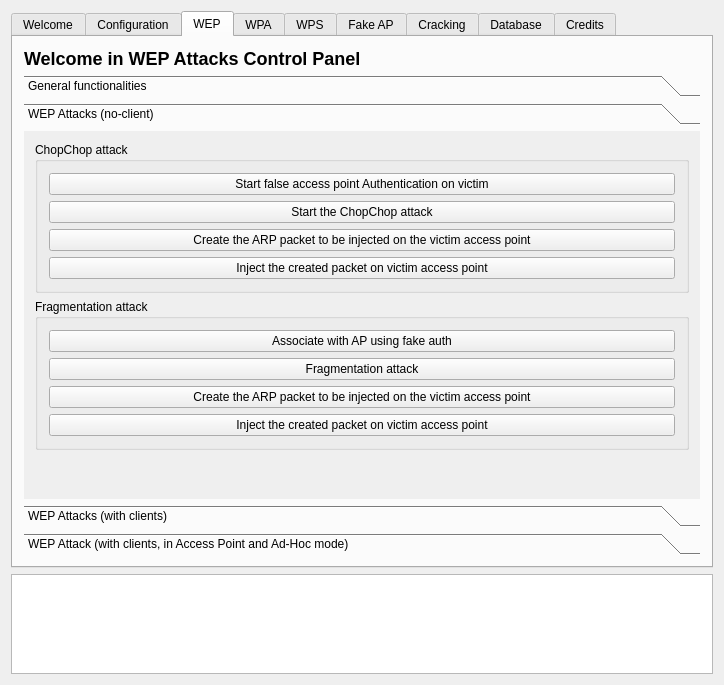
Qt form gerix.ui (5l1v3r1/gerix-wifi-cracker) before a commit.
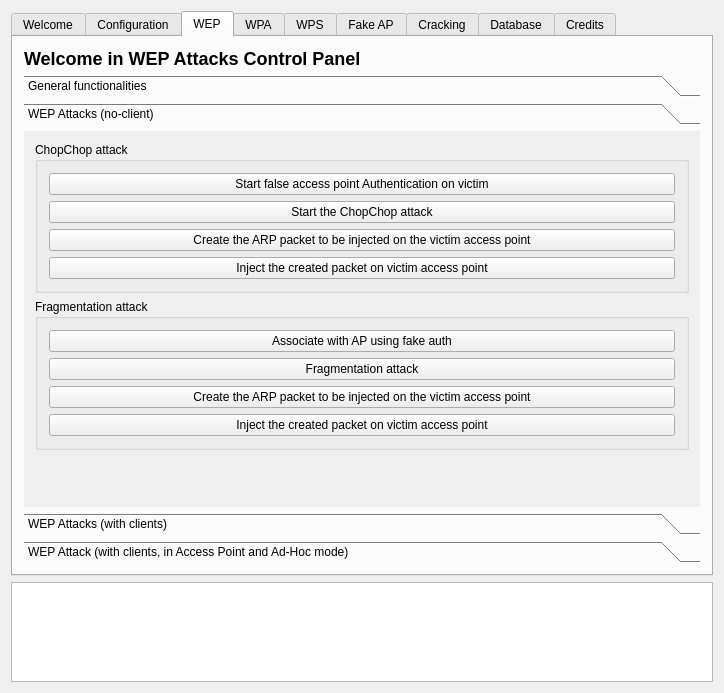
The same form after that commit. The open tabs and pages were chosen to show the change. Icons and pictures are not drawn.

Commit message: Some beatyfi to UI + alignements

```diff
--- a/gerix.ui
+++ b/gerix.ui
@@ -7,7 +7,7 @@
     <x>0</x>
     <y>0</y>
     <width>724</width>
-    <height>685</height>
+    <height>693</height>
    </rect>
   </property>
   <property name="sizePolicy">
@@ -425,7 +425,7 @@
              <x>0</x>
              <y>0</y>
              <width>684</width>
-             <height>347</height>
+             <height>353</height>
             </rect>
            </property>
            <attribute name="label">
@@ -487,8 +487,8 @@
             <rect>
              <x>0</x>
              <y>0</y>
-             <width>562</width>
-             <height>388</height>
+             <width>467</width>
+             <height>374</height>
             </rect>
            </property>
            <attribute name="label">
@@ -755,8 +755,8 @@
             <rect>
              <x>0</x>
              <y>0</y>
-             <width>383</width>
-             <height>249</height>
+             <width>310</width>
+             <height>255</height>
             </rect>
            </property>
            <attribute name="label">
```
Left out of the diff: 48 changed lines with no effect on the pictures. The commit also changes 1 other file.
